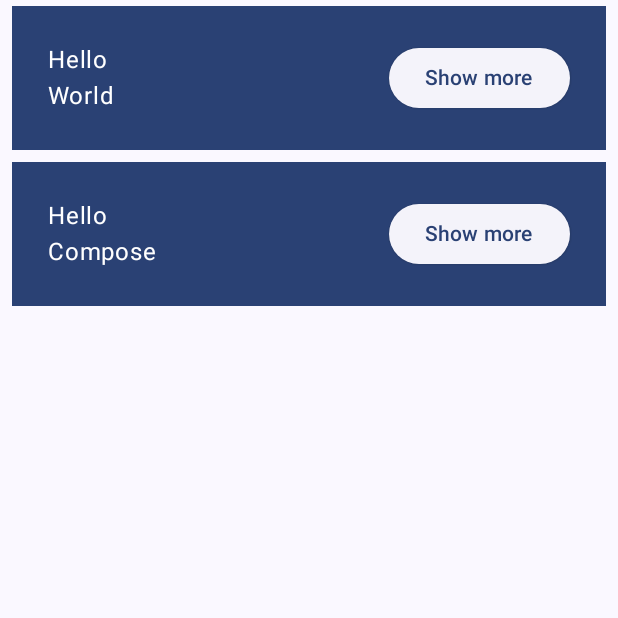
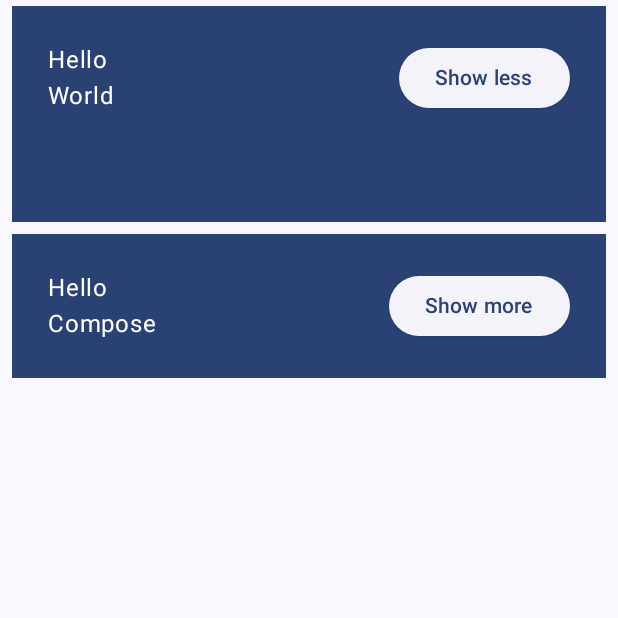
Before and after one commit to SouksavathPMS/basic_compose, an Android app built with Jetpack Compose: the screen it shows after launch (MainActivity), after a tap on "Show more", on a phone screen of 412 x 824 dp, the top half of it. Run offline under Robolectric (Android 15) with nearby library versions, the phone set to English and light mode, and no system bars.

```diff
--- a/app/src/main/java/com/example/basicscodelab/MainActivity.kt
+++ b/app/src/main/java/com/example/basicscodelab/MainActivity.kt
@@ -17,6 +17,8 @@ import androidx.compose.material3.Scaffold
 import androidx.compose.material3.Surface
 import androidx.compose.material3.Text
 import androidx.compose.runtime.Composable
+import androidx.compose.runtime.mutableStateOf
+import androidx.compose.runtime.remember
 import androidx.compose.ui.Modifier
 import androidx.compose.ui.tooling.preview.Preview
 import androidx.compose.ui.unit.dp
@@ -53,13 +55,17 @@ fun MyApp(
 
 @Composable
 fun Greeting(name: String, modifier: Modifier = Modifier) {
+    val expanded = remember { mutableStateOf(false) }
+    val extraPadding = if (expanded.value) 48.dp else 0.dp
     Surface(
         color = MaterialTheme.colorScheme.primary,
         modifier = modifier.padding(vertical = 4.dp, horizontal = 8.dp)
     ) {
         Row(modifier = Modifier.padding(24.dp)) {
             Column(
-                modifier = Modifier.weight(1f)
+                modifier = Modifier
+                    .weight(1f)
+                    .padding(bottom = extraPadding)
             ) {
                 Text(
                     text = "Hello",
@@ -69,9 +75,9 @@ fun Greeting(name: String, modifier: Modifier = Modifier) {
                 )
             }
             ElevatedButton(
-                onClick = { /* TODO */ }
+                onClick = { expanded.value = !expanded.value }
             ) {
-                Text("Show more")
+                Text(if (expanded.value) "Show less" else "Show more")
             }
         }
     }
```
